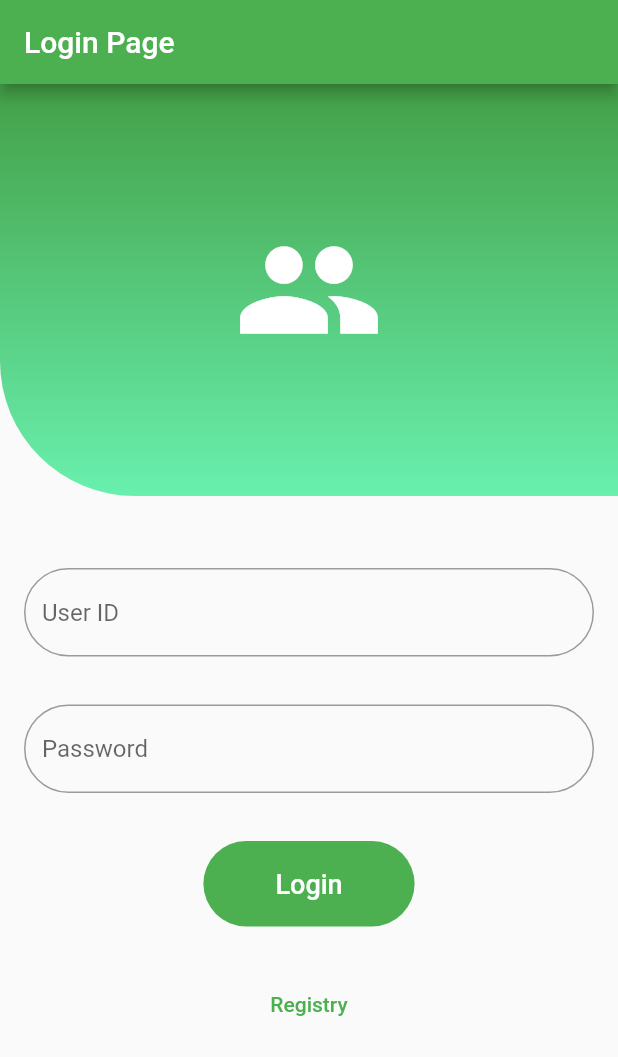
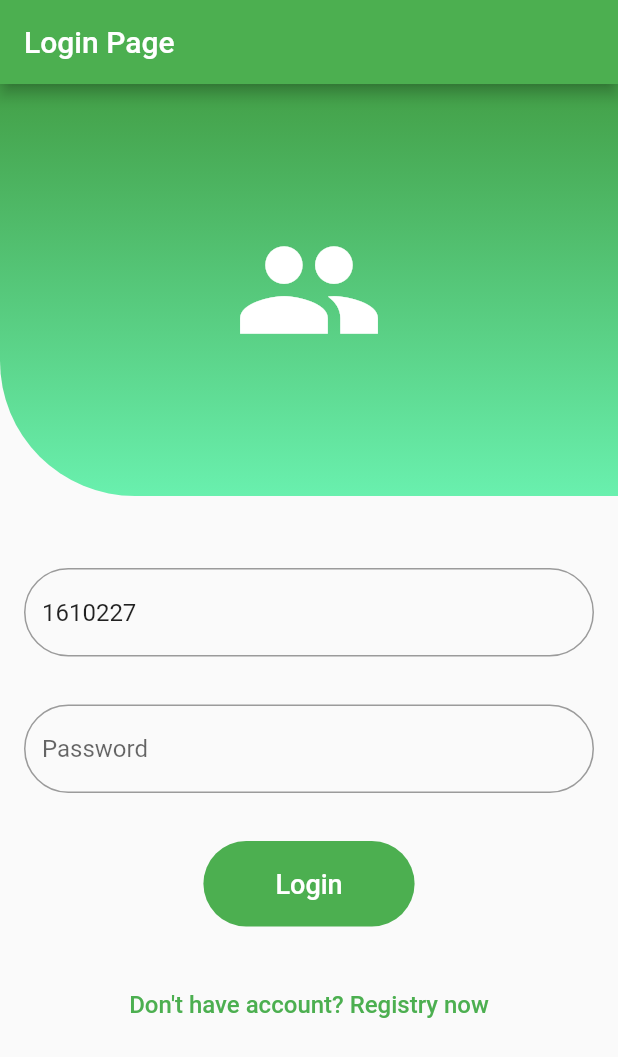
Before and after one commit to tinhpt38/gareen_dlu_QR, a Flutter app: the screen it shows after launch, on a phone screen of 412 x 824 dp. Shown: the top 1057 px of the screen. Run offline on Flutter 3.47's test engine with Material 2 defaults, Android fonts, the phone set to English and light mode, and no system bars; our stand-ins replace qr_flutter.

Commit message:
update data

```diff
--- a/lib/UI/login_page.dart
+++ b/lib/UI/login_page.dart
@@ -18,11 +18,14 @@ class LoginPageState extends State<LoginPage>{
   TextEditingController userIDController = TextEditingController();
   TextEditingController pwdControler = TextEditingController();
 
+  static User usrD = User("1610227","CarryU","Phan Trung Tính","tinhpt.38@gmail.com");
+
+
 
   @override
   Widget build(BuildContext context) {
-    double width = MediaQuery.of(context).size.width;
-    double heigh = MediaQuery.of(context).size.height;
+    userIDController.text = usrD.userId;
+    double height = MediaQuery.of(context).size.height;
     return MaterialApp(
       title: "Grabage Green DLU",
       theme: ThemeData(
@@ -41,7 +44,7 @@ class LoginPageState extends State<LoginPage>{
                 children: <Widget>[
                   Container(
                       margin: EdgeInsets.only(bottom: 32.0),
-                      height: heigh/3,
+                      height: height/3,
                       decoration: BoxDecoration(
                           borderRadius: BorderRadius.only(bottomLeft: Radius.circular(90.0)),
                           gradient: LinearGradient(
@@ -91,8 +94,7 @@ class LoginPageState extends State<LoginPage>{
                   Padding(
                       padding: EdgeInsets.all(16.0),
                       child: FlatButton(onPressed: (){
-                                 Navigator.push(context,
-                                 MaterialPageRoute(builder: (context) => UserPage(User(userIDController.text,pwdControler.text,"Unknow name","Unknow Email"))));
+                                 checkCondination();
                                 },
                              splashColor: Colors.transparent,
                             child: Container(
@@ -115,7 +117,8 @@ class LoginPageState extends State<LoginPage>{
                         Navigator.push(context,
                             MaterialPageRoute(builder: (context)=>RegistryPage()));
                       },
-                      child: Text("Registry"),
+                      child: Text("Don't have account? Registry now",
+                      style: TextStyle(fontSize: 16),),
                     ),
                   )
                 ],
@@ -125,4 +128,13 @@ class LoginPageState extends State<LoginPage>{
       ),
     );
   }
+
+  checkCondination(){
+    if(pwdControler.text != usrD.password){
+
+    }else{
+      Navigator.push(context,
+          MaterialPageRoute(builder: (context) => UserPage(User(userIDController.text,pwdControler.text,"Unknow name","Unknow Email"))));
+    }
+  }
 }
```
Also changed, not shown: lib/Model/user.dart (+7 -6 lines), lib/UI/registry_page.dart (+10 -0 lines).
